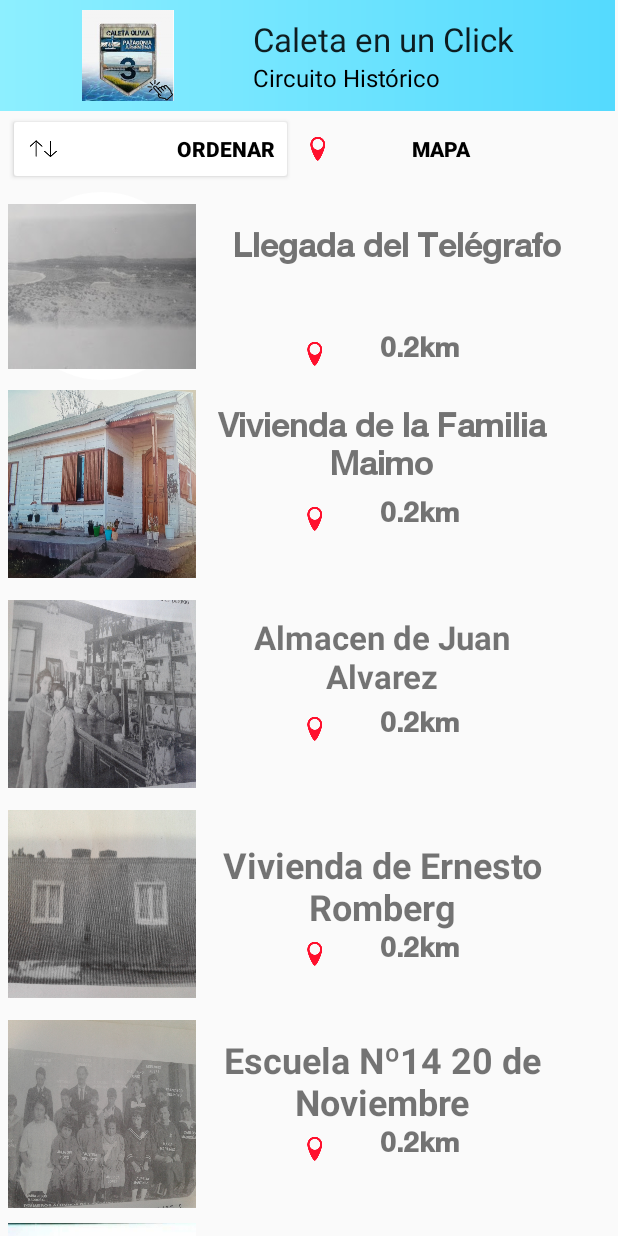
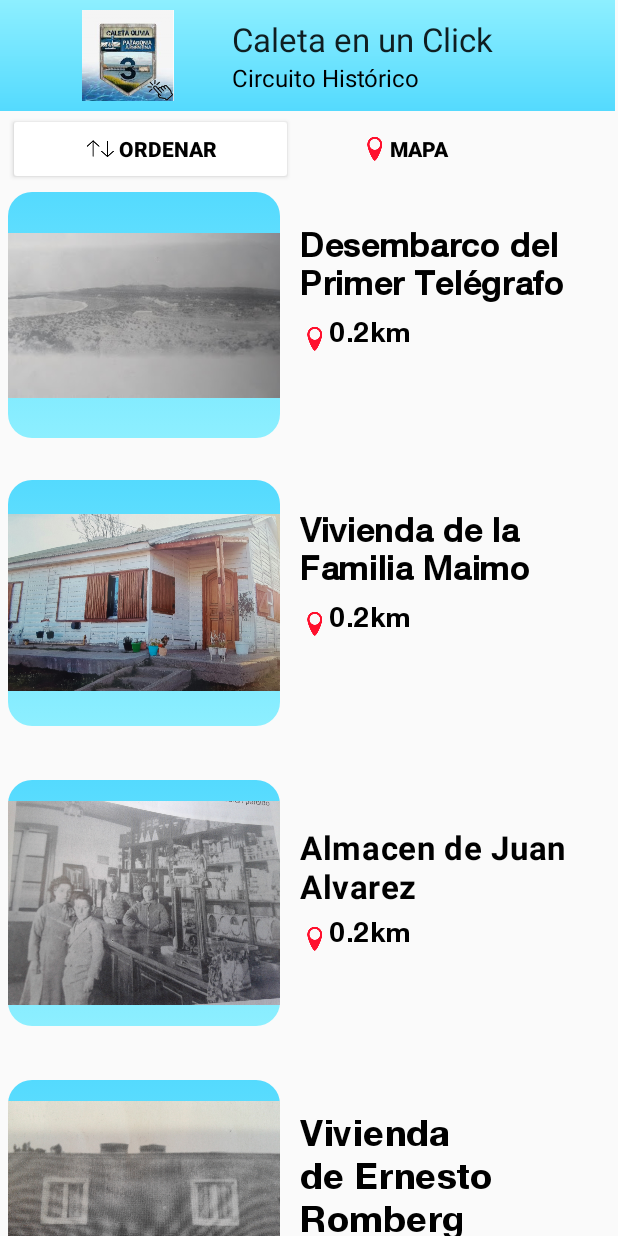
Before and after one commit to mcolombres/TurismoCO_V4, an Android app: the screen it shows after launch (MainActivity), on a phone screen of 412 x 824 dp. Run offline under Robolectric (Android 15) with nearby library versions, the phone set to English and light mode, and no system bars.

Commit message:
Commit round_corners

```diff
--- a/app/src/main/res/drawable/corners.xml
+++ b/app/src/main/res/drawable/corners.xml
@@ -1,7 +1,20 @@
 <?xml version="1.0" encoding="utf-8"?>
 <selector xmlns:android="http://schemas.android.com/apk/res/android">
     <item> <shape android:shape="rectangle">
-        <corners android:radius="18dp"/>
+
+        <gradient
+            android:angle="348"
+            android:endColor="@color/electricblue"
+            android:startColor="@color/mayablue"
+            android:type="linear" />
+
+
+        <corners
+            android:bottomRightRadius="16dp"
+            android:bottomLeftRadius="16dp"
+            android:topRightRadius="16dp"
+            android:topLeftRadius="16dp" />
+
     </shape>
 
     </item>
--- a/app/src/main/res/drawable/gradient_title.xml
+++ b/app/src/main/res/drawable/gradient_title.xml
@@ -4,7 +4,9 @@
     <gradient
         android:startColor="@color/electricblue"
         android:endColor="@color/mayablue"
-        android:angle="0"/>
+        android:angle="348"
+        android:type="linear"
+        />
     <padding android:left="7dp"
         android:top="7dp"
         android:right="7dp"
--- a/app/src/main/res/drawable/oval.xml
+++ /dev/null
@@ -1,11 +0,0 @@
-<?xml version="1.0" encoding="utf-8"?>
-<selector xmlns:android="http://schemas.android.com/apk/res/android">
-
-    <item> <shape android:shape="oval">
-        <solid android:color="@color/white"/>
-        <size android:width="120dp" android:height="120dp"/>
-    </shape>
-
-    </item>
-
-</selector>
--- a/app/src/main/res/layout/grilla_sitios_historicos.xml
+++ b/app/src/main/res/layout/grilla_sitios_historicos.xml
@@ -11,7 +11,7 @@
         android:layout_width="match_parent"
         android:layout_height="match_parent"
         tools:layout_editor_absoluteX="0dp"
-        tools:layout_editor_absoluteY="30dp">
+        tools:layout_editor_absoluteY="42dp">
 
         <FrameLayout
             android:id="@+id/frameLayout"
@@ -42,9 +42,7 @@
                 app:subtitle="@string/app_subtitle"
                 app:subtitleTextColor="@color/black"
                 app:title="@string/app_title2"
-                app:titleMarginStart="30dp"
-                app:titleTextAppearance="@style/TextAppearance.AppCompat.Large"
-                >
+                app:titleTextAppearance="@style/TextAppearance.AppCompat.Large">
 
             </androidx.appcompat.widget.Toolbar>
 
@@ -55,11 +53,11 @@
                 android:layout_marginStart="5dp"
                 android:layout_marginTop="75dp"
                 android:backgroundTint="@color/white"
-                android:drawableLeft="@drawable/ordenar"
+                android:drawableStart="@drawable/ordenar"
+                android:gravity="left|center_vertical"
+                android:paddingLeft="50dp"
                 android:text="@string/TextoOrdenar"
-                android:textAlignment="viewEnd"
                 android:textColor="@color/black"
-                android:textDirection="rtl"
                 android:textStyle="bold" />
 
 
@@ -72,40 +70,41 @@
                 android:layout_marginTop="75dp"
                 android:backgroundTint="@color/white"
                 android:drawableStart="@drawable/pin"
-                android:drawablePadding="8dp"
+                android:gravity="left|center_vertical"
+                android:paddingLeft="50dp"
                 android:text="@string/TextoMapa"
                 android:textColor="@color/black"
                 android:textStyle="bold" />
 
             <ImageButton
                 android:id="@+id/BSitioHistorico1"
-                android:layout_width="125dp"
-                android:layout_height="125dp"
+                android:layout_width="181dp"
+                android:layout_height="164dp"
                 android:layout_marginStart="5dp"
                 android:layout_marginTop="128dp"
-                android:autofillHints=" "
-                android:background= "@drawable/oval"
+                android:background="@drawable/corners"
                 android:contentDescription=" "
-                app:srcCompat = "@drawable/caletaolivia"
-                />
+                android:scaleType="center"
+                android:src="@drawable/caletaolivia" />
 
 
             <TextView
                 android:id="@+id/TSitioHistorico1_A"
-                android:layout_width="230dp"
+                android:layout_width="197dp"
                 android:layout_height="70dp"
-                android:layout_marginStart="150dp"
+                android:layout_marginStart="200dp"
                 android:layout_marginTop="150dp"
                 android:backgroundTint="@color/white"
                 android:cursorVisible="false"
                 android:duplicateParentState="false"
                 android:focusable="false"
                 android:fontFamily="@font/helveticaneuemedium"
-                android:foregroundTint="@color/black"
                 android:importantForAccessibility="no"
+                android:letterSpacing="0.02"
                 android:text="@string/TextoSitioH1_A"
-                android:textAlignment="center"
 
+                android:textAlignment="textStart"
+                android:textColor="@color/black"
                 android:textSize="22dp"
                 android:textStyle="bold" />
 
@@ -114,76 +113,86 @@
                 android:layout_width="140dp"
                 android:layout_height="32dp"
                 android:layout_marginStart="200dp"
-                android:layout_marginTop="220dp"
+                android:layout_marginTop="210dp"
                 android:backgroundTint="@color/white"
                 android:cursorVisible="false"
                 android:drawableStart="@drawable/pin"
                 android:duplicateParentState="false"
                 android:focusable="false"
                 android:fontFamily="@font/helveticaneubold"
-                android:foregroundTint="@color/black"
                 android:importantForAccessibility="no"
+                android:letterSpacing="0.02"
                 android:text="@string/TextoSitioH1_C"
-                android:textAlignment="center"
-                android:textSize="18dp"
-                android:textStyle="bold" />
+                android:textAlignment="textStart"
+                android:textColor="@color/black"
+                android:textSize="18sp" />
 
             <ImageButton
                 android:id="@+id/BSitioHistorico2"
-                android:layout_width="125dp"
-                android:layout_height="125dp"
+                android:layout_width="181dp"
+                android:layout_height="164dp"
                 android:layout_marginStart="5dp"
-                android:layout_marginTop="260dp"
-                android:autofillHints=" "
-                android:background="@drawable/casatipica"
-                android:contentDescription=" " />
+                android:layout_marginTop="320dp"
+                android:background="@drawable/corners"
+                android:contentDescription=" "
+                android:scaleType="centerInside"
+                android:src="@drawable/casatipica" />
 
-            <TextView
-                android:id="@+id/TSitioHistorico2_A"
-                android:layout_width="219dp"
-                android:layout_height="wrap_content"
-                android:layout_marginStart="145dp"
-                android:layout_marginTop="270dp"
-                android:fontFamily="@font/helveticaneuemedium"
-                android:text="@string/TextoSitioH2_A"
-                android:textAlignment="center"
-                android:textSize="22dp"
-                android:textStyle="bold" />
 
             <TextView
                 android:id="@+id/TSitioHistorico2_B"
                 android:layout_width="140dp"
                 android:layout_height="32dp"
                 android:layout_marginStart="200dp"
-                android:layout_marginTop="330dp"
+                android:layout_marginTop="400dp"
                 android:drawableStart="@drawable/pin"
                 android:fontFamily="@font/helveticaneubold"
+                android:letterSpacing="0.02"
                 android:text="@string/TextoSitioH2_C"
-                android:textAlignment="center"
-                android:textSize="18dp"
+                android:textAlignment="textStart"
+                android:textColor="@color/black"
+                android:textSize="18sp" />
+
+            <TextView
+                android:id="@+id/TSitioHistorico2_A"
+                android:layout_width="197dp"
+                android:layout_height="wrap_content"
+                android:layout_marginStart="200dp"
+                android:layout_marginTop="340dp"
+                android:fontFamily="@font/helveticaneuemedium"
+                android:letterSpacing="0.02"
+                android:text="@string/TextoSitioH2_A"
+                android:textAlignment="textStart"
+                android:textColor="@color/black"
+                android:textSize="22sp"
                 android:textStyle="bold" />
 
-
-            <View
+            <ImageButton
                 android:id="@+id/BSitioHistorico3"
-                android:layout_width="125dp"
-                android:layout_height="125dp"
+                android:layout_width="181dp"
+                android:layout_height="164dp"
                 android:layout_marginStart="5dp"
-                android:layout_marginTop="400dp"
-                android:background="@drawable/almacenalvarez"
-                android:radius="8dp" />
+                android:layout_marginTop="520dp"
+                android:background="@drawable/corners"
+                android:contentDescription=" "
+                android:radius="8dp"
+                android:scaleType="centerInside"
+                android:src="@drawable/almacenalvarez" />
 
 
             <TextView
                 android:id="@+id/TSitioHistorico3_A"
-                android:layout_width="219dp"
+                android:layout_width="197dp"
                 android:layout_height="wrap_content"
-                android:layout_marginStart="145dp"
-                android:layout_marginTop="410dp"
+                android:layout_marginStart="200dp"
+                android:layout_marginTop="550dp"
                 android:text="@string/TextoSitioH3_A"
-                android:textAlignment="center"
-                android:textSize="22dp"
-                android:textStyle="bold" />
+                android:textAlignment="textStart"
+                android:letterSpacing="0.02"
+                android:textColor="@color/black"
+                android:textSize="22sp"
+                android:textStyle="bold"
+                />
 
 
             <TextView
@@ -191,70 +200,83 @@
                 android:layout_width="140dp"
                 android:layout_height="32dp"
                 android:layout_marginStart="200dp"
-                android:layout_marginTop="470dp"
+                android:layout_marginTop="610dp"
                 android:drawableStart="@drawable/pin"
                 android:fontFamily="@font/helveticaneubold"
+                android:letterSpacing="0.02"
                 android:text="@string/TextoSitioH2_C"
-                android:textAlignment="center"
-                android:textSize="18dp"
-                android:textStyle="bold" />
+                android:textAlignment="textStart"
+                android:textColor="@color/black"
+                android:textSize="18sp" />
 
+            <ImageButton
+                android:id="@+id/BSitioHistorico4"
+                android:layout_width="181dp"
+                android:layout_height="164dp"
+                android:layout_marginStart="5dp"
+                android:layout_marginTop="720dp"
+                android:background="@drawable/corners"
+                android:contentDescription=" "
+                android:radius="8dp"
+                android:scaleType="centerInside"
+                android:src="@drawable/casaromberg" />
 
-            <View
-                android:id="@+id/BSitioHistorico4"
-                android:layout_width="125dp"
-                android:layout_height="125dp"
-                android:layout_marginStart="5dp"
-                android:layout_marginTop="540dp"
-                android:background="@drawable/casaromberg"
-                android:radius="8dp" />
 
             <TextView
                 android:id="@+id/TSitioHistorico4_A"
-                android:layout_width="219dp"
-                android:layout_height="wrap_content"
-                android:layout_marginStart="145dp"
-                android:layout_marginTop="560dp"
+                android:layout_width="200dp"
+                android:layout_height="90dp"
+                android:layout_marginStart="200dp"
+                android:layout_marginTop="740dp"
+                android:letterSpacing="0.02"
                 android:text="@string/TextoSitioH4_A"
-                android:textAlignment="center"
+                android:textAlignment="textStart"
+                android:textColor="@color/black"
                 android:textSize="24sp"
-                android:textStyle="bold" />
-
+                android:fontFamily="@font/helveticaneubold"
+                />
 
             <TextView
                 android:id="@+id/TSitioHistorico4_B"
                 android:layout_width="140dp"
                 android:layout_height="32dp"
                 android:layout_marginStart="200dp"
-                android:layout_marginTop="620dp"
+                android:layout_marginTop="840dp"
                 android:drawableStart="@drawable/pin"
                 android:fontFamily="@font/helveticaneubold"
-                android:text="@string/TextoSitioH2_C"
-                android:textAlignment="center"
-                android:textSize="18dp"
-                android:textStyle="bold" />
+                android:textColor="@color/black"
+                android:text="@string/TextoSitioH4_C"
+                android:textAlignment="textStart"
+                android:letterSpacing="0.02"
+                android:textSize="18sp"
+                />
 
 
-            <View
+            <ImageButton
                 android:id="@+id/BSitioHistorico5"
-                android:layout_width="125dp"
-                android:layout_height="125dp"
+                android:layout_width="181dp"
+                android:layout_height="164dp"
                 android:layout_marginStart="5dp"
-                android:layout_marginTop="680dp"
-                android:background="@drawable/primeros_egresados_esc_14"
-                android:radius="8dp" />
+                android:layout_marginTop="910dp"
+                android:background="@drawable/corners"
+                android:contentDescription=" "
+                android:radius="8dp"
+                android:scaleType="centerInside"
+                android:src="@drawable/primeros_egresados_esc_14" />
 
             <TextView
                 android:id="@+id/TSitioHistorico5_A"
-                android:layout_width="219dp"
+                android:layout_width="190dp"
                 android:layout_height="wrap_content"
-                android:layout_marginStart="145dp"
-                android:layout_marginTop="690dp"
+                android:layout_marginStart="200dp"
+                android:layout_marginTop="940dp"
                 android:text="@string/TextoSitioH5_A"
-                android:textAlignment="center"
+                android:textAlignment="textStart"
+                android:letterSpacing="0.02"
+                android:textColor="@color/black"
+                android:fontFamily="@font/helveticaneubold"
                 android:textSize="24sp"
-                android:textStyle="bold" />
-
+                />
 
 
             <TextView
@@ -262,51 +284,58 @@
                 android:layout_width="140dp"
                 android:layout_height="32dp"
                 android:layout_marginStart="200dp"
-                android:layout_marginTop="750dp"
-                android:text="@string/TextoSitioH2_C"
-                android:textAlignment="center"
+                android:layout_marginTop="1040dp"
                 android:drawableStart="@drawable/pin"
                 android:fontFamily="@font/helveticaneubold"
-                android:textSize="18dp"
-                android:textStyle="bold" />
+                android:textColor="@color/black"
+                android:text="@string/TextoSitioH2_C"
+                android:textAlignment="textStart"
+                android:letterSpacing="0.02"
+                android:textSize="18sp"
+                />
 
 
-
-
-            <View
+            <ImageButton
                 android:id="@+id/BSitioHistorico6"
-                android:layout_width="125dp"
-                android:layout_height="125dp"
+                android:layout_width="181dp"
+                android:layout_height="164dp"
                 android:layout_marginStart="5dp"
-                android:layout_marginTop="815dp"
-                android:background="@drawable/bar_boliche_de_berezowsky"
-                android:radius="8dp" />
+                android:layout_marginTop="1100dp"
+                android:background="@drawable/corners"
+                android:contentDescription=" "
+                android:radius="8dp"
+                android:scaleType="centerInside"
+                android:src="@drawable/bar_boliche_de_berezowsky" />
 
             <TextView
                 android:id="@+id/TSitioHistorico6_A"
-                android:layout_width="219dp"
+                android:layout_width="wrap_content"
                 android:layout_height="wrap_content"
-                android:layout_marginStart="145dp"
-                android:layout_marginTop="820dp"
+                android:layout_marginStart="200dp"
+                android:layout_marginTop="1120dp"
                 android:text="@string/TextoSitioH6_A"
-                android:textAlignment="center"
-                android:textSize="22dp"
-                android:textStyle="bold" />
+                android:textAlignment="textStart"
+                android:textSize="22sp"
+                android:letterSpacing="0.02"
+                android:fontFamily="@font/helveticaneubold"
+                android:textColor="@color/black"
+                />
 
 
             <TextView
                 android:id="@+id/TSitioHistorico6_B"
-                android:layout_width="match_parent"
-                android:layout_height="match_parent"
-                android:layout_marginStart="200dp"
-                android:layout_marginTop="950dp"
+                android:layout_width="140dp"
+                android:layout_height="32dp"
+                android:layout_marginStart="210dp"
+                android:layout_marginTop="1240dp"
                 android:drawableStart="@drawable/pin"
                 android:fontFamily="@font/helveticaneubold"
                 android:text="@string/TextoSitioH6_C"
-                android:textAlignment="center"
-                android:textSize="18dp"
-                android:textStyle="bold" />
-
+                android:textAlignment="textStart"
+                android:textSize="18sp"
+                android:letterSpacing="0.02"
+                android:textColor="@color/black"
+                />
 
 
         </FrameLayout>
--- a/app/src/main/res/values/strings.xml
+++ b/app/src/main/res/values/strings.xml
@@ -17,7 +17,7 @@
     <string name="TextoTurismo">Turismo</string>
     <string name="TextoOrdenar">Ordenar</string>
     <string name="TextoMapa">Mapa</string>
-    <string name="TextoSitioH1_A">Llegada del Telégrafo</string>
+    <string name="TextoSitioH1_A"> Desembarco del Primer Telégrafo</string>
      <string name="TextoSitioH1_C">0.2km</string>
 
     <string name="TextoSitioH2_A">Vivienda de la Familia Maimo</string>
```
